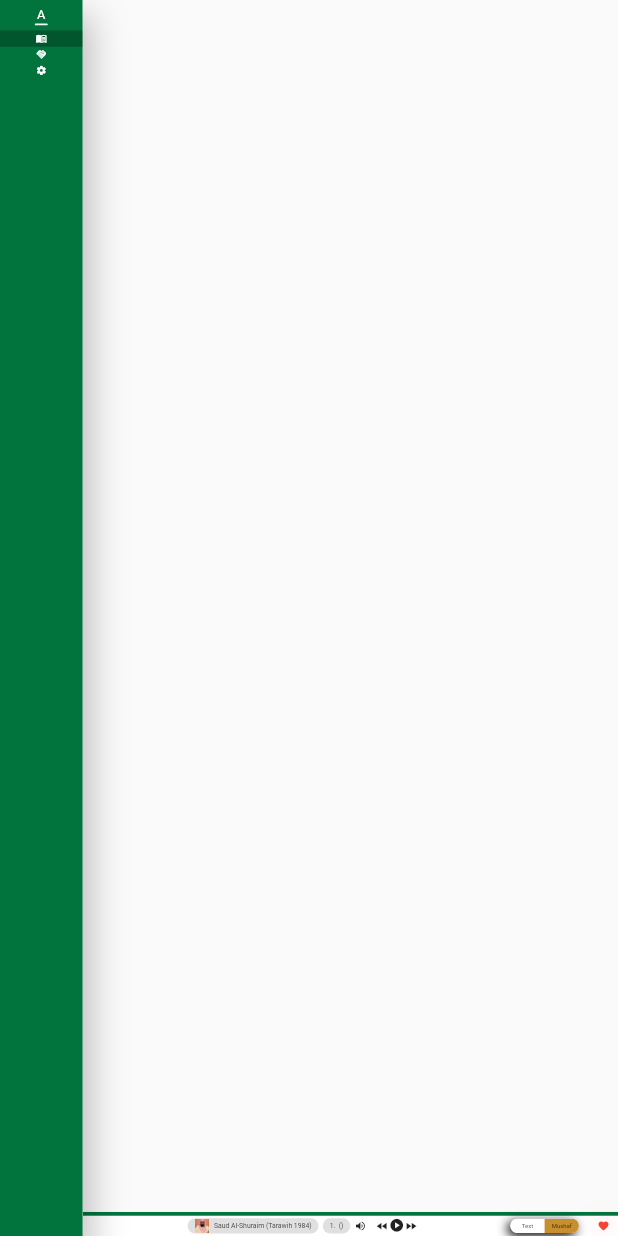
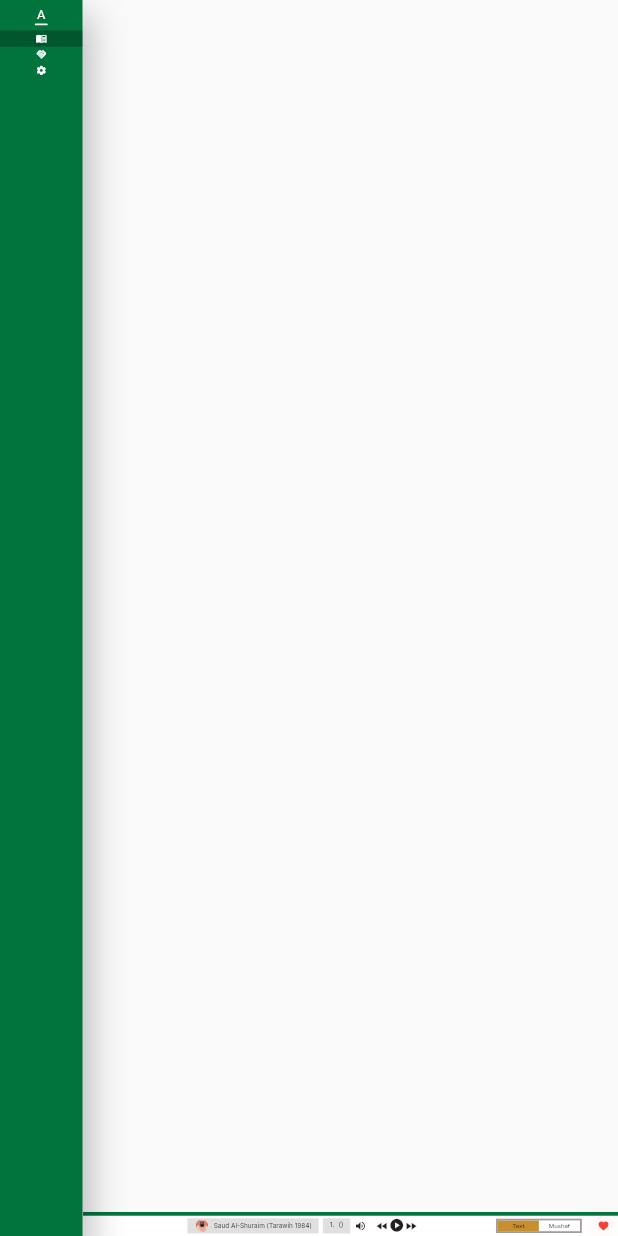
Before and after one commit to jomtek/AbcQuran, a Flutter app: the screen it shows after launch, after a tap on an icon or button, on a phone screen of 412 x 824 dp. Run offline on Flutter 3.47's test engine with Material 2 defaults, Android fonts, the phone set to English and light mode, and no system bars; our stand-ins replace auto_route, flutter_riverpod, flutter_screenutil, flutter_svg, google_fonts, sqflite and 1 more; missing offline and left inert: keymap; accounts and stored records are empty.

Commit message:
Added text/mushaf switch

```diff
--- a/lib/services/quran/quran_mushaf_service.dart
+++ b/lib/services/quran/quran_mushaf_service.dart
@@ -22,11 +22,7 @@ class QuranMushafService {
 
     final exists = await databaseExists(path);
     if (!exists) {
-      try {
-        await Directory(dirname(path)).create(recursive: true);
-      } catch (e) {
-        print("e");
-      }
+      await Directory(dirname(path)).create(recursive: true);
 
       ByteData data = await rootBundle.load("assets/db/glyphmap.db");
       List<int> bytes =
@@ -36,7 +32,6 @@ class QuranMushafService {
     }
 
     db = await openDatabase(path, readOnly: true);
-    print("hey");
   }
 
   Future<List<String>> _getAyahsFromPage(int page) async {
--- a/lib/ui/views/quran/read/cursor/cursor_state.dart
+++ b/lib/ui/views/quran/read/cursor/cursor_state.dart
@@ -1,5 +1,4 @@
 
-import 'package:abc_quran/models/glyph.dart';
 import 'package:abc_quran/models/revelation_type.dart';
 import 'package:abc_quran/models/sura.dart';
 
--- a/lib/ui/views/quran/read/read_view.dart
+++ b/lib/ui/views/quran/read/read_view.dart
@@ -1,8 +1,10 @@
+import 'package:abc_quran/providers/settings/settings_provider.dart';
 import 'package:abc_quran/ui/app/app_theme.dart';
 import 'package:abc_quran/ui/views/quran/read/cursor/cursor_provider.dart';
 import 'package:flutter/material.dart';
 import 'package:flutter_riverpod/flutter_riverpod.dart';
 import 'package:flutter_screenutil/flutter_screenutil.dart';
+import 'package:google_fonts/google_fonts.dart';
 
 import 'mushaf/quran_mushaf_view.dart';
 import 'text/quran_text_view.dart';
@@ -17,19 +19,23 @@ class ReadView extends ConsumerWidget {
         height: 15.sp,
         margin: EdgeInsets.symmetric(vertical: 1.5.sp),
         padding: EdgeInsets.symmetric(horizontal: 4.sp),
-        decoration: BoxDecoration(
-            color: Colors.black12, borderRadius: BorderRadius.circular(10)),
+        color: Colors.black12,
         child: Center(child: child));
   }
 
   @override
   Widget build(BuildContext context, WidgetRef ref) {
     final cursor = ref.watch(cursorProvider);
+    final settings = ref.watch(settingsProvider);
 
     return Column(
       children: [
         Expanded(
-            child: QuranTextView(
+            child: settings.showMushaf
+                ? QuranMushafView(
+                    pageController: pageController,
+                  )
+                : QuranTextView(
                     pageController: pageController,
                   )),
         Container(
@@ -37,7 +43,7 @@ class ReadView extends ConsumerWidget {
                 color: AppTheme.primaryColor,
                 border: Border(
                     top: BorderSide(color: AppTheme.darkColor, width: 2.5))),
-            height: 14.sp > 65 ? 65 : 14.sp,
+            height: 14.sp > 75 ? 75 : 14.sp,
             child: Row(
               children: [
                 Expanded(
@@ -48,14 +54,17 @@ class ReadView extends ConsumerWidget {
                         child: Row(
                           children: [
                             Padding(
-                                padding: EdgeInsets.all(0.5.sp),
+                                padding: EdgeInsets.all(0.75.sp),
+                                child: ClipRRect(
+                                  borderRadius: BorderRadius.circular(360),
                                   child: Image.asset(
-                                    "assets/qari_test_shuraim.png")),
+                                      "assets/qari_test_shuraim.png"),
+                                )),
                             SizedBox(
                               width: 2.5.sp,
                             ),
                             Text("Saud Al-Shuraim (Tarawih 1984)",
-                                style: TextStyle(fontSize: 4.sp)),
+                                style: GoogleFonts.inter(fontSize: 3.75.sp)),
                           ],
                         ),
                       ),
@@ -64,7 +73,7 @@ class ReadView extends ConsumerWidget {
                       ),
                       _buildBottomBarContainer(
                         child: Text(cursor.sura.toString(),
-                            style: TextStyle(fontSize: 4.sp)),
+                            style: GoogleFonts.inter(fontSize: 4.sp)),
                       ),
                     ],
                   ),
@@ -87,35 +96,51 @@ class ReadView extends ConsumerWidget {
                     Icon(Icons.fast_forward, size: 8.sp),
                     const Spacer(flex: 5),
                     Container(
-                        width: 40.sp,
+                        width: 50.sp,
                         decoration: BoxDecoration(
                             color: AppTheme.primaryColor,
-                            borderRadius: BorderRadius.circular(15),
-                            boxShadow: const [
-                              BoxShadow(blurRadius: 5, offset: Offset(-2, 2)),
-                            ]),
+                            border:
+                                Border.all(color: Colors.black38, width: 1.25)),
                         margin: EdgeInsets.symmetric(vertical: 1.75.sp),
-                        child: ClipRRect(
-                          borderRadius: BorderRadius.circular(15),
                         child: Row(
                           children: [
                             Expanded(
-                                child: Container(
-                                    color: AppTheme.primaryColor,
+                              child: Material(
+                                color: settings.showMushaf
+                                    ? AppTheme.primaryColor
+                                    : AppTheme.goldenColor,
+                                child: InkWell(
+                                  onTap: () {
+                                    ref
+                                        .read(settingsProvider.notifier)
+                                        .setShowMushaf(false);
+                                  },
                                   child: Center(
                                       child: Text("Text",
-                                            style:
-                                                TextStyle(fontSize: 3.5.sp)))),
+                                          style: GoogleFonts.inter(
+                                              fontSize: 3.5.sp))),
+                                ),
+                              ),
                             ),
                             Expanded(
-                                  child: Container(
-                                      color: AppTheme.goldenColor,
+                              child: Material(
+                                color: settings.showMushaf
+                                    ? AppTheme.goldenColor
+                                    : AppTheme.primaryColor,
+                                child: InkWell(
+                                  onTap: () {
+                                    ref
+                                        .read(settingsProvider.notifier)
+                                        .setShowMushaf(true);
+                                  },
                                   child: Center(
                                       child: Text("Mushaf",
-                                              style: TextStyle(
-                                                  fontSize: 3.5.sp))))),
+                                          style: GoogleFonts.inter(
+                                              fontSize: 3.5.sp))),
+                                ),
+                              ),
+                            ),
                           ],
-                          ),
                         )),
                     const Spacer(),
                     Icon(
--- a/lib/ui/views/quran/read/text/quran_verse_box.dart
+++ b/lib/ui/views/quran/read/text/quran_verse_box.dart
@@ -63,7 +63,7 @@ class QuranVerseBox extends ConsumerWidget {
               ),
             ),
           ),
-          SizedBox(width: 2.sp),
+          SizedBox(width: 4.sp),
           Container(
               decoration: BoxDecoration(
                   color: Colors.black.withOpacity(0.075),
@@ -121,6 +121,7 @@ class QuranVerseBox extends ConsumerWidget {
                   ],
                 ),
               )),
+          SizedBox(width: 4.sp),
         ],
       ),
     );
--- a/lib/ui/views/quran/read/text/state/text_provider.dart
+++ b/lib/ui/views/quran/read/text/state/text_provider.dart
@@ -1,4 +1,3 @@
-import 'package:abc_quran/models/glyph.dart';
 import 'package:abc_quran/models/sura.dart';
 import 'package:abc_quran/services/quran/fonts/mushaf_font_service.dart';
 import 'package:abc_quran/services/quran/quran_mushaf_service.dart';
--- a/lib/ui/views/quran/sura_menu/state/sura_menu_state.dart
+++ b/lib/ui/views/quran/sura_menu/state/sura_menu_state.dart
@@ -1,5 +1,3 @@
-import 'package:abc_quran/models/sura.dart';
-
 class SuraMenuState {
   SuraMenuState();
 
--- a/lib/ui/views/quran/sura_menu/state/sura_menu_vm.dart
+++ b/lib/ui/views/quran/sura_menu/state/sura_menu_vm.dart
@@ -12,9 +12,7 @@ final suraMenuProvider =
 class SuraMenuNotifier extends StateNotifier<SuraMenuState> {
   final StateNotifierProviderRef<SuraMenuNotifier, SuraMenuState> _ref;
 
-  SuraMenuNotifier(this._ref) : super(SuraMenuState.initial()) {
-
-  }
+  SuraMenuNotifier(this._ref) : super(SuraMenuState.initial());
 
   void select(SuraModel sura) {
     _ref.watch(cursorProvider.notifier).selectSura(sura);
```
Also changed, not shown: lib/providers/settings/settings_provider.dart (added, +19 -0 lines), lib/providers/settings/settings_state.dart (added, +16 -0 lines), lib/ui/views/home/home_view.dart (+0 -23 lines), lib/ui/views/quran/read/states/cursor/cursor_state.dart (deleted, +0 -21 lines), lib/ui/views/quran/sura_menu/sura_menu_view.dart (+15 -7 lines). Lines whose indentation alone changed are shown as unchanged.
